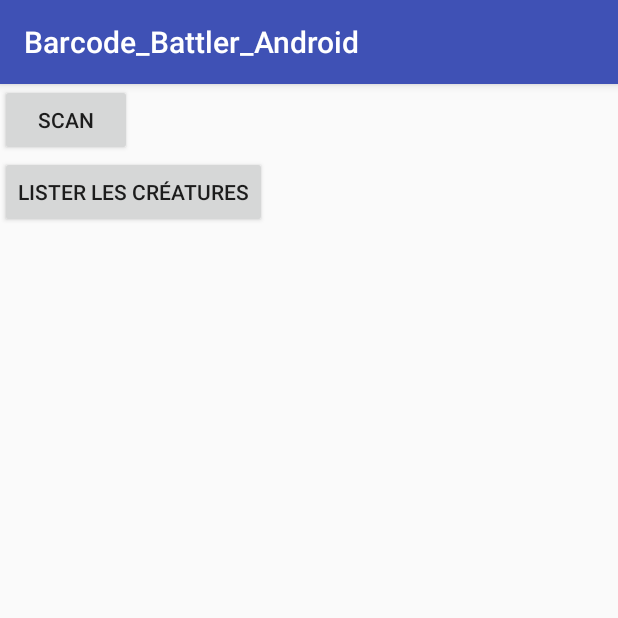
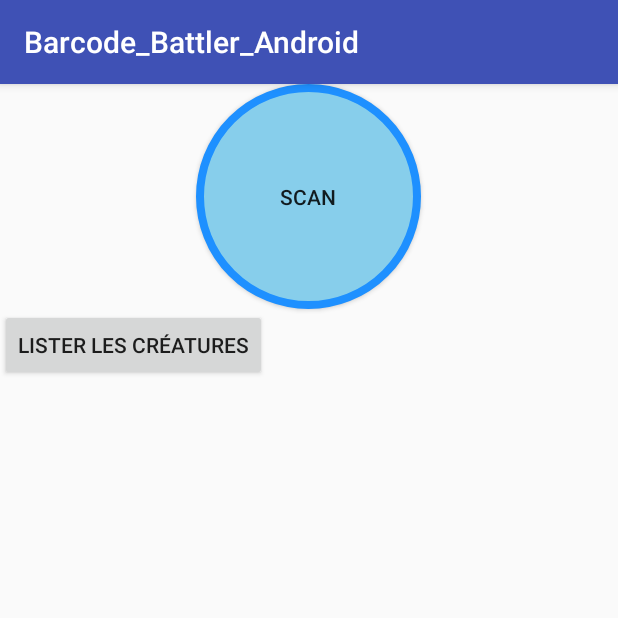
Before and after one commit to Barnini-Nicholas/Barcode_Battler_Android, an Android app: the screen it shows after launch (MainActivity), on a phone screen of 412 x 824 dp, the top half of it. Run offline under Robolectric (Android 15) with nearby library versions, the phone set to English and light mode, and no system bars.

Commit message:
Bouton rond pour scan

```diff
--- /dev/null
+++ b/Barcode_Battler_Android/app/src/main/res/drawable/button_bg_round.xml
@@ -0,0 +1,10 @@
+<?xml version="1.0" encoding="utf-8"?>
+<selector xmlns:android="http://schemas.android.com/apk/res/android">
+    <item>
+        <shape android:shape="oval">
+            <stroke android:color="#1E90FF" android:width="5dp" />
+            <solid android:color="#87CEEB"/>
+            <size android:width="150dp" android:height="150dp"/>
+        </shape>
+    </item>
+</selector>
--- a/Barcode_Battler_Android/app/src/main/res/layout/activity_main.xml
+++ b/Barcode_Battler_Android/app/src/main/res/layout/activity_main.xml
@@ -12,6 +12,8 @@
         android:id="@+id/btnScan"
         android:layout_width="wrap_content"
         android:layout_height="wrap_content"
+        android:background="@drawable/button_bg_round"
+        android:layout_gravity="center_vertical|center_horizontal"
         android:text="Scan" />
 
     <Button
```
